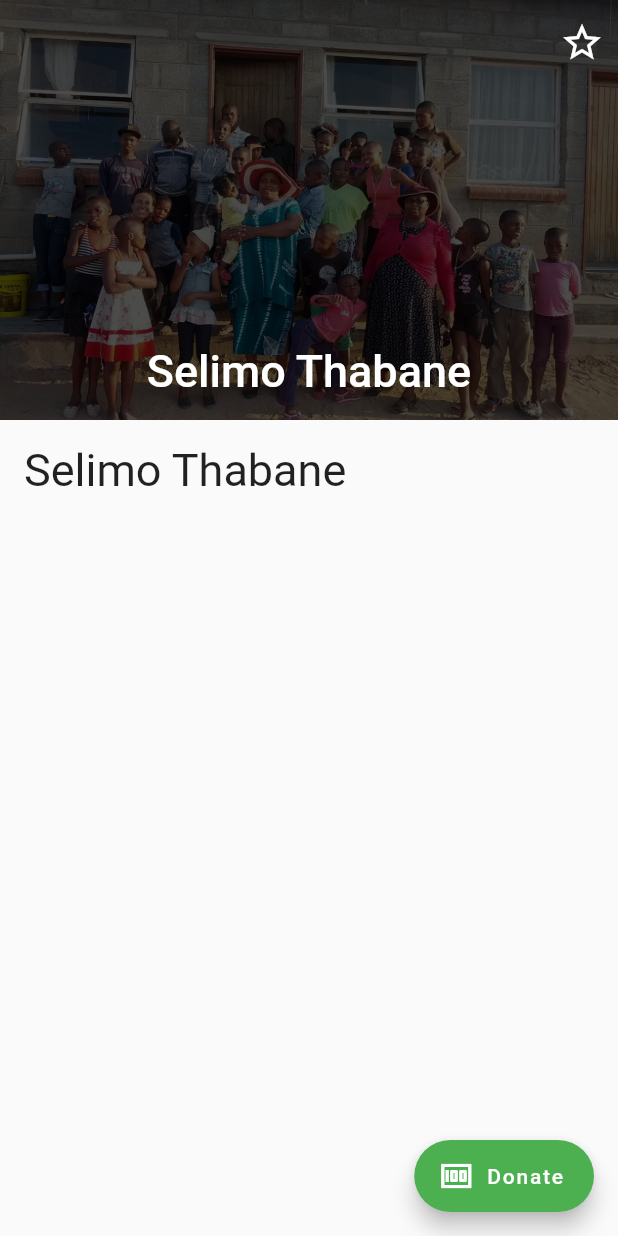
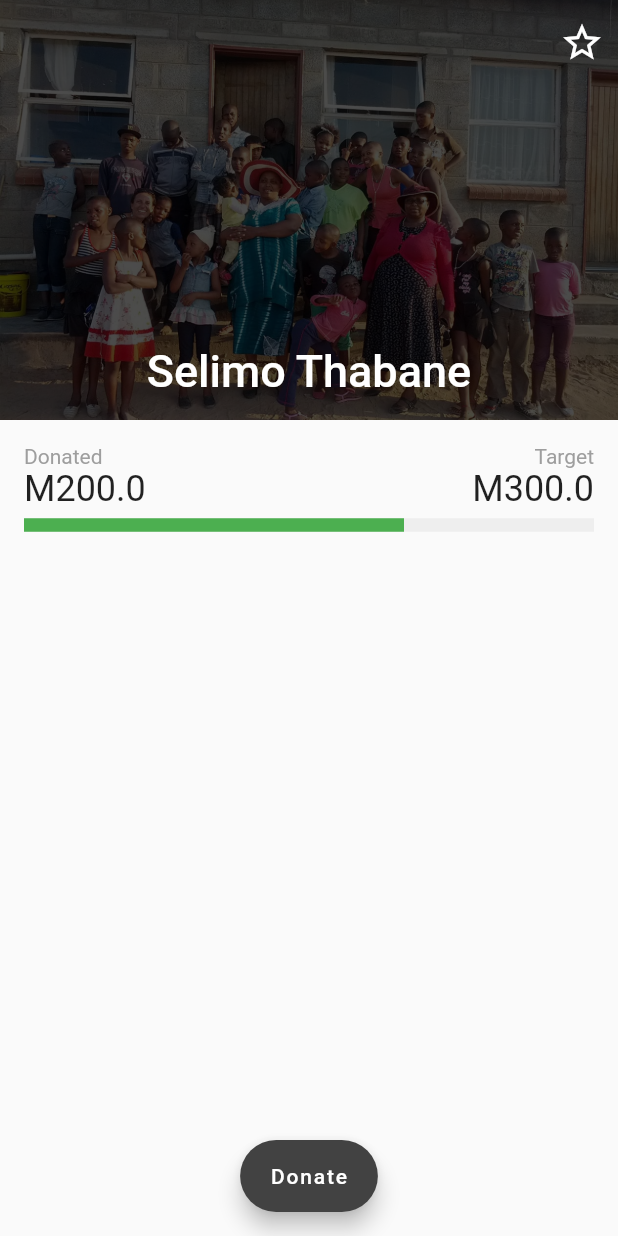
Before and after one commit to ntholi/the-least-mobile, a Flutter app: the screen it shows after launch, on a phone screen of 412 x 824 dp. Run offline on Flutter 3.47's test engine with Material 2 defaults, Android fonts, the phone set to English and light mode, and no system bars; drawn by our look-alikes of percent_indicator; our stand-ins replace cloud_firestore, firebase_auth, firebase_core; accounts and stored records are empty.

Commit message:
Add GoalInfo widget

```diff
--- a/lib/screen/home/house_list.dart
+++ b/lib/screen/home/house_list.dart
@@ -3,6 +3,7 @@ import 'package:percent_indicator/percent_indicator.dart';
 import 'package:theleast/service/house/house.dart';
 import 'package:theleast/service/house/house_service.dart';
 import 'package:theleast/ui/colors.dart';
+import 'package:theleast/ui/prograss_bar.dart';
 
 class HouseList extends StatefulWidget {
   const HouseList({Key? key}) : super(key: key);
@@ -77,7 +78,7 @@ class HouseCard extends StatelessWidget {
                 crossAxisAlignment: CrossAxisAlignment.start,
                 children: [
                   Expanded(child: Text(house.name)),
-                  percentage(),
+                  const ProgressBar(1, 2),
                   Row(
                     mainAxisAlignment: MainAxisAlignment.spaceBetween,
                     children: const [
@@ -107,14 +108,4 @@ class HouseCard extends StatelessWidget {
       ),
     );
   }
-
-  LinearPercentIndicator percentage() {
-    return LinearPercentIndicator(
-      lineHeight: 9,
-      percent: 0.5,
-      backgroundColor: Colors.grey.shade200,
-      progressColor: AppColors.primaryColor,
-      padding: EdgeInsets.zero,
-    );
-  }
 }
--- /dev/null
+++ b/lib/screen/house/goal_info.dart
@@ -0,0 +1,44 @@
+import 'package:flutter/material.dart';
+import 'package:theleast/ui/prograss_bar.dart';
+
+class GoalInfo extends StatelessWidget {
+  final double donated;
+  final double target;
+
+  const GoalInfo({super.key, required this.donated, required this.target});
+
+  @override
+  Widget build(BuildContext context) {
+    return Column(
+      children: [
+        Row(
+          mainAxisAlignment: MainAxisAlignment.spaceBetween,
+          children: const [
+            Text(
+              "Donated",
+              style: TextStyle(color: Colors.grey),
+            ),
+            Text(
+              "Target",
+              style: TextStyle(color: Colors.grey),
+            ),
+          ],
+        ),
+        Row(
+          mainAxisAlignment: MainAxisAlignment.spaceBetween,
+          children: [
+            Text(
+              "M$donated",
+              style: const TextStyle(fontWeight: FontWeight.w400, fontSize: 24),
+            ),
+            Text(
+              "M$target",
+              style: const TextStyle(fontWeight: FontWeight.w400, fontSize: 24),
+            ),
+          ],
+        ),
+        Container(height: 20, child: ProgressBar(donated, target)),
+      ],
+    );
+  }
+}
--- a/lib/screen/house/house_page.dart
+++ b/lib/screen/house/house_page.dart
@@ -1,4 +1,5 @@
 import 'package:flutter/material.dart';
+import 'package:theleast/screen/house/goal_info.dart';
 
 class HousePage extends StatelessWidget {
   const HousePage({super.key});
@@ -50,19 +51,17 @@ class HousePage extends StatelessWidget {
           child: Column(
             crossAxisAlignment: CrossAxisAlignment.start,
             children: const [
-              Text(
-                "Selimo Thabane",
-                style: TextStyle(fontSize: 30),
-              ),
+              GoalInfo(donated: 200, target: 300),
             ],
           ),
         ),
       ),
       floatingActionButton: FloatingActionButton.extended(
         label: const Text("Donate"),
-        icon: const Icon(Icons.money_outlined),
+        backgroundColor: Colors.grey.shade800,
         onPressed: () {},
       ),
+      floatingActionButtonLocation: FloatingActionButtonLocation.centerFloat,
     );
   }
 }
--- /dev/null
+++ b/lib/ui/prograss_bar.dart
@@ -0,0 +1,23 @@
+import 'package:flutter/material.dart';
+import 'package:percent_indicator/linear_percent_indicator.dart';
+
+import 'colors.dart';
+
+class ProgressBar extends StatelessWidget {
+  final double value;
+  final double total;
+  final double lineHeight;
+
+  const ProgressBar(this.value, this.total, {super.key, this.lineHeight = 9});
+
+  @override
+  Widget build(BuildContext context) {
+    return LinearPercentIndicator(
+      lineHeight: lineHeight,
+      percent: value / total,
+      backgroundColor: Colors.grey.shade200,
+      progressColor: AppColors.primaryColor,
+      padding: EdgeInsets.zero,
+    );
+  }
+}
```
